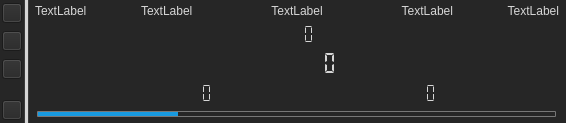
The window that LEO_sniffy/GUI/widgetdisplay.ui (jirik09/Sniffy) describes before a commit, drawn with Qt 5.
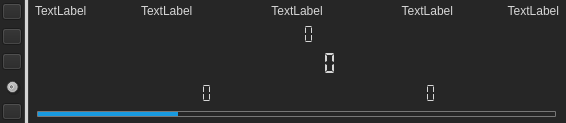
The same window after the commit. Icons and pictures are not drawn. Custom widgets are drawn as their Qt base class.

Diff of the .ui file:
```diff
--- a/LEO_sniffy/GUI/widgetdisplay.ui
+++ b/LEO_sniffy/GUI/widgetdisplay.ui
@@ -178,6 +178,34 @@
         </property>
        </widget>
       </item>
+      <item>
+       <widget class="CustomDial" name="dial">
+        <property name="sizePolicy">
+         <sizepolicy hsizetype="Fixed" vsizetype="Fixed">
+          <horstretch>0</horstretch>
+          <verstretch>0</verstretch>
+         </sizepolicy>
+        </property>
+        <property name="maximumSize">
+         <size>
+          <width>20</width>
+          <height>20</height>
+         </size>
+        </property>
+        <property name="minimum">
+         <number>20</number>
+        </property>
+        <property name="maximum">
+         <number>1000</number>
+        </property>
+        <property name="singleStep">
+         <number>20</number>
+        </property>
+        <property name="value">
+         <number>100</number>
+        </property>
+       </widget>
+      </item>
       <item>
        <spacer name="verticalSpacer">
         <property name="orientation">
@@ -1031,6 +1059,13 @@
    </item>
   </layout>
  </widget>
+ <customwidgets>
+  <customwidget>
+   <class>CustomDial</class>
+   <extends>QDial</extends>
+   <header location="global">GUI/customdial.h</header>
+  </customwidget>
+ </customwidgets>
  <resources/>
  <connections/>
 </ui>
```
Left out of the diff: 4 changed lines with no effect on the pictures.
